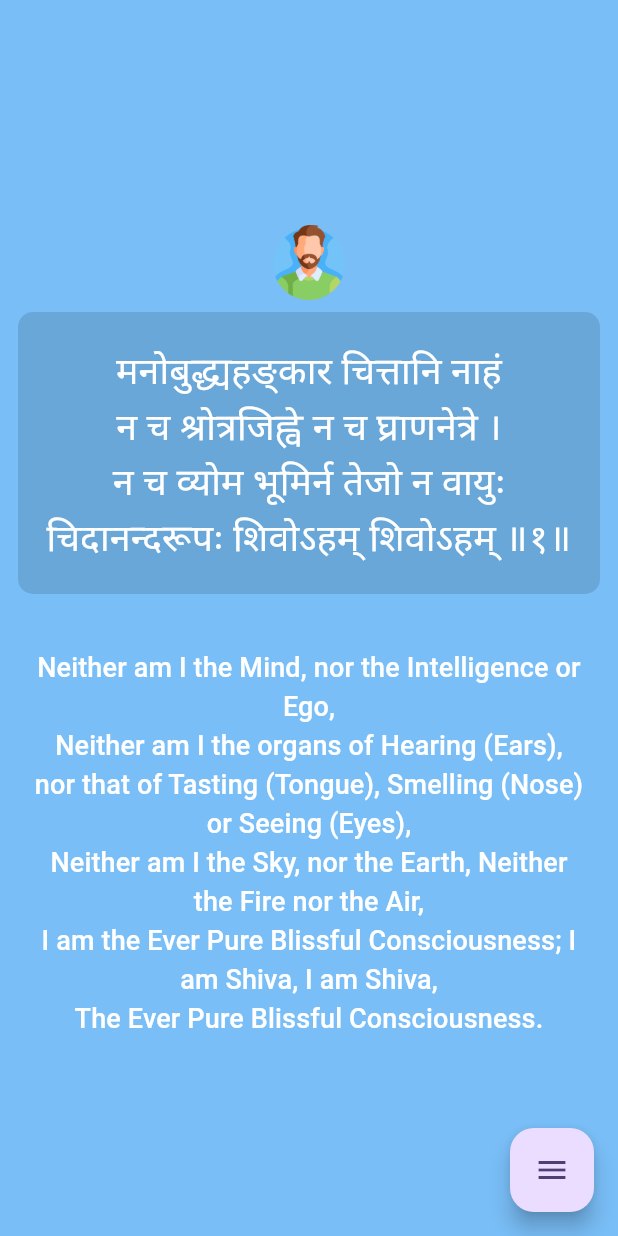
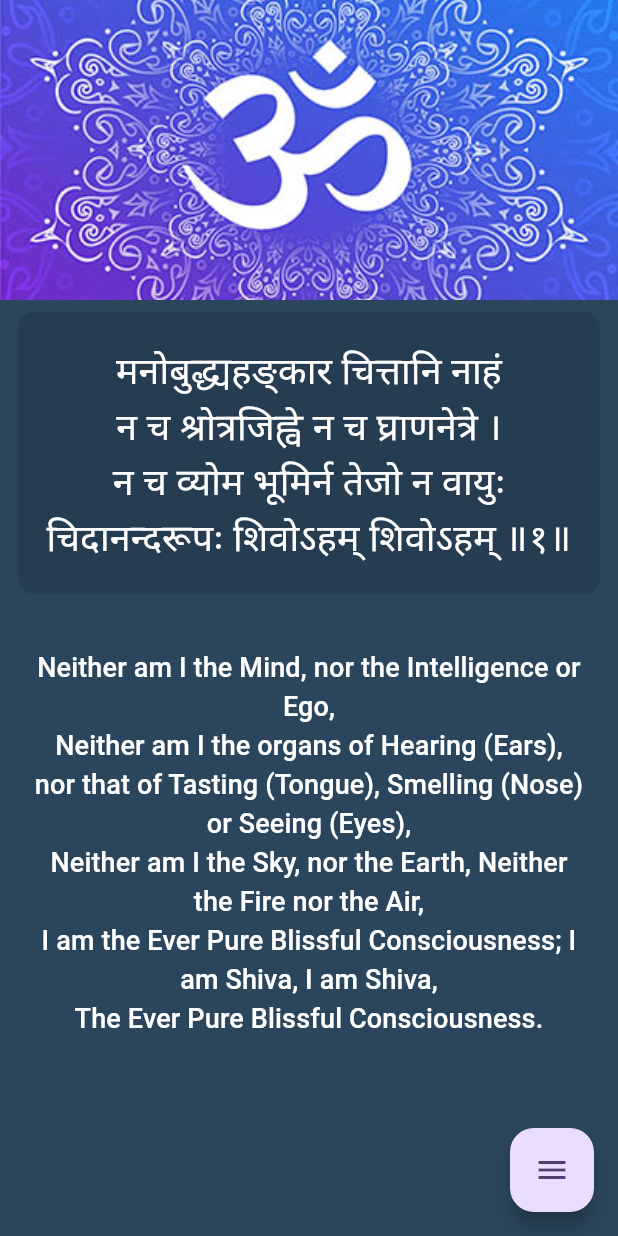
Before and after one commit to bipulcn/shloka_app, a Flutter app: the LongShloka screen opened by its route, on a phone screen of 412 x 824 dp. Run offline on Flutter 3.47's test engine with Material 3 defaults, Android fonts, the light colour scheme and no system bars; our stand-ins replace sqflite; accounts and stored records are empty.

Commit message:
update on bg image

```diff
--- a/lib/component/decorate.dart
+++ b/lib/component/decorate.dart
@@ -2,7 +2,7 @@ import 'package:flutter/material.dart';
 import 'package:slokas/component/textstyle.dart';
 
 class Dec {
-  static Widget impTx(String txt) {
+  static Widget impTx(String txt, bool drk) {
     return Container(
       decoration: BoxDecoration(
         color: Colors.black12,
@@ -10,11 +10,15 @@ class Dec {
       ),
       padding: EdgeInsets.symmetric(horizontal: 10, vertical: 20),
       width: double.infinity,
-      child: Text(txt, style: StyTxt.h5(), textAlign: TextAlign.center),
+      child: Text(
+        txt,
+        style: StyTxt.h5(dk: drk),
+        textAlign: TextAlign.center,
+      ),
     );
   }
 
-  static Widget bdyTx(String txt) {
+  static Widget bdyTx(String txt, bool drk) {
     return Container(
       // decoration: BoxDecoration(
       //   color: Colors.black12,
@@ -22,7 +26,11 @@ class Dec {
       // ),
       padding: EdgeInsets.symmetric(horizontal: 10, vertical: 20),
       width: double.infinity,
-      child: Text(txt, style: StyTxt.txt(), textAlign: TextAlign.center),
+      child: Text(
+        txt,
+        style: StyTxt.txt(dk: drk),
+        textAlign: TextAlign.center,
+      ),
     );
   }
 }
--- a/lib/const/colors.dart
+++ b/lib/const/colors.dart
@@ -2,7 +2,7 @@ import 'package:flutter/material.dart';
 
 class Clr {
   static Color dPri = Color.fromRGBO(43, 70, 92, 1);
-  static Color lPri = Color.fromRGBO(121, 190, 247, 1);
+  static Color lPri = Color.fromRGBO(173, 185, 196, 1);
   static Color dSec = Color.fromRGBO(44, 139, 52, 1);
   static Color lSec = Color.fromRGBO(44, 139, 52, 1);
   static Color dTxt = Color.fromRGBO(255, 255, 255, 1);
--- a/lib/main.dart
+++ b/lib/main.dart
@@ -25,6 +25,7 @@ class MyApp extends StatelessWidget {
   @override
   Widget build(BuildContext context) {
     return MaterialApp(
+      debugShowCheckedModeBanner: false,
       routes: {
         '/': (context) => Homepage(),
         '/short': (context) => SingleShloka(),
--- a/lib/pages/gitashloka.dart
+++ b/lib/pages/gitashloka.dart
@@ -17,6 +17,7 @@ class _GitaShlokaState extends State<GitaShloka> {
   final GetShloka _repo = GetShloka();
   Map<int, int> lang = {};
   Map<int, int> mean = {};
+  bool dark = true;
   @override
   void initState() {
     super.initState();
@@ -36,7 +37,7 @@ class _GitaShlokaState extends State<GitaShloka> {
   @override
   Widget build(BuildContext context) {
     return Scaffold(
-      backgroundColor: Clr.lPri,
+      backgroundColor: dark ? Clr.dPri : Clr.lPri,
       // appBar: AppBar(title: Text("This is app bar")),
       body: SafeArea(
         child: FutureBuilder<List<ShlokaModel>>(
@@ -73,6 +74,7 @@ class _GitaShlokaState extends State<GitaShloka> {
                           },
                           child: Dec.impTx(
                             lang[index] == 1 ? word.bengali : word.sanskrit,
+                            dark,
                           ),
                         ),
                         TextButton(
@@ -83,6 +85,7 @@ class _GitaShlokaState extends State<GitaShloka> {
                           },
                           child: Dec.bdyTx(
                             mean[index] == 1 ? word.meaning : word.english,
+                            dark,
                           ),
                         ),
                       ],
--- a/lib/pages/homepage.dart
+++ b/lib/pages/homepage.dart
@@ -1,4 +1,5 @@
 import 'package:flutter/material.dart';
+import 'package:slokas/component/decorate.dart';
 import 'package:slokas/parts/floating_btn.dart';
 import 'package:slokas/const/colors.dart';
 
@@ -10,12 +11,13 @@ class Homepage extends StatefulWidget {
 }
 
 class _HomepageState extends State<Homepage> {
+  bool dark = true;
   @override
   Widget build(BuildContext context) {
     return Scaffold(
-      backgroundColor: Clr.lPri,
+      backgroundColor: dark ? Clr.dPri : Clr.lPri,
       // appBar: AppBar(title: Text("This is app bar")),
-      body: SafeArea(child: Text("working")),
+      body: SafeArea(child: Dec.impTx("working", dark)),
       floatingActionButton: FloatingBtn(),
     );
   }
--- a/lib/pages/longshloka.dart
+++ b/lib/pages/longshloka.dart
@@ -1,3 +1,4 @@
+import 'dart:math';
 import 'package:flutter/material.dart';
 import 'package:slokas/component/decorate.dart';
 import 'package:slokas/parts/floating_btn.dart';
@@ -17,6 +18,9 @@ class _LongShlokaState extends State<LongShloka> {
   final GetShloka _repo = GetShloka();
   Map<int, int> lang = {};
   Map<int, int> mean = {};
+  bool dark = true;
+  Random rand = Random();
+  int r_num = 0;
   @override
   void initState() {
     super.initState();
@@ -31,12 +35,21 @@ class _LongShlokaState extends State<LongShloka> {
         }
       }
     });
+    r_num = rand.nextInt(bgImg.length);
   }
+
+  List<String> bgImg = [
+    'assets/imgs/om_01.jpg',
+    'assets/imgs/om_02.jpg',
+    'assets/imgs/om_03.jpg',
+    'assets/imgs/om_04.jpg',
+    'assets/imgs/om_05.jpg',
+  ];
 
   @override
   Widget build(BuildContext context) {
     return Scaffold(
-      backgroundColor: Clr.lPri,
+      backgroundColor: dark ? Clr.dPri : Clr.lPri,
       // appBar: AppBar(title: Text("This is app bar")),
       body: SafeArea(
         child: FutureBuilder<List<ShlokaModel>>(
@@ -58,13 +71,19 @@ class _LongShlokaState extends State<LongShloka> {
                     child: Column(
                       mainAxisAlignment: MainAxisAlignment.center,
                       children: [
-                        SizedBox(height: 150),
-                        Image.asset('assets/imgs/man.png', width: 50),
-                        // Cards.crd4(word.id.toString(), tx: word.name),
-                        // Center(child: Cards.crd5(word.sanskrit)),
-                        // Cards.crd6(word.bengali),
-                        // Cards.crd6(word.english),
-                        // Cards.flipText(word.sanskrit, word.bengali),
+                        Container(
+                          width: double.infinity,
+                          height: 200,
+                          decoration: BoxDecoration(
+                            image: DecorationImage(
+                              image: AssetImage(
+                                bgImg[r_num],
+                              ), // Or NetworkImage('your_image_url')
+                              fit: BoxFit
+                                  .cover, // This makes the image cover the container
+                            ),
+                          ),
+                        ),
                         TextButton(
                           onPressed: () {
                             setState(() {
@@ -73,6 +92,7 @@ class _LongShlokaState extends State<LongShloka> {
                           },
                           child: Dec.impTx(
                             lang[index] == 1 ? word.bengali : word.sanskrit,
+                            dark,
                           ),
                         ),
                         TextButton(
@@ -83,6 +103,7 @@ class _LongShlokaState extends State<LongShloka> {
                           },
                           child: Dec.bdyTx(
                             mean[index] == 1 ? word.meaning : word.english,
+                            dark,
                           ),
                         ),
                       ],
```
Also changed, not shown: lib/pages/ramayana.dart (+16 -1 lines), lib/pages/shortshloka.dart (+29 -8 lines), assets/imgs/om_01.jpg (added), assets/imgs/om_02.jpg (added), assets/imgs/om_03.jpg (added), assets/imgs/om_04.jpg (added), assets/imgs/om_05.jpg (added), 5 other files.
